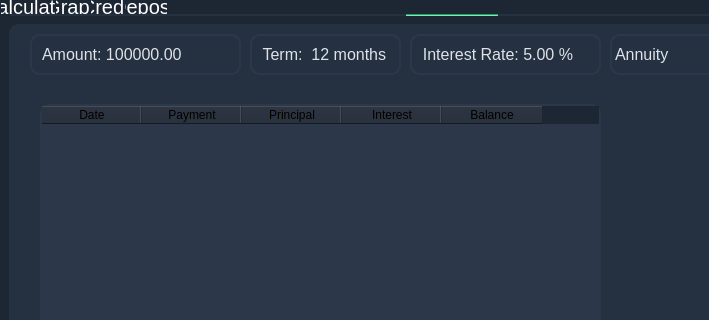
The window that view/view.ui (IgorBio/Smart_Calculator) describes before a commit, drawn with Qt 5; both pictures show x 0 to 709 and y 0 to 320 of the 800 by 600 pixel window.
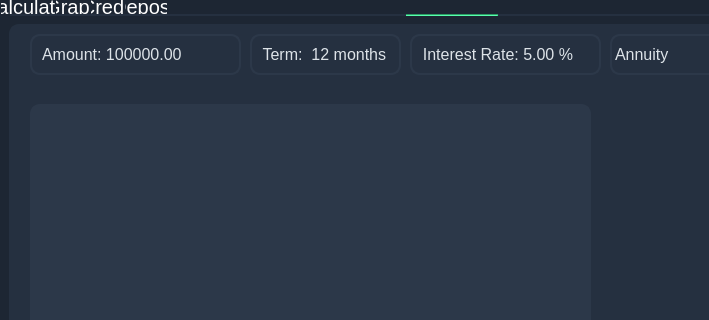
The same window after the commit.

Commit message: needs to setup style table

```diff
--- a/view/view.ui
+++ b/view/view.ui
@@ -1998,7 +1998,7 @@
     <widget class="QTableWidget" name="table_credit">
      <property name="geometry">
       <rect>
-       <x>40</x>
+       <x>30</x>
        <y>90</y>
        <width>561</width>
        <height>411</height>
@@ -2015,6 +2015,18 @@
     border-radius: 10px;
 }
 
+QHeaderView::section:vertical {
+    background-color: #2c3849;
+    color: #dde3e8;
+    border: none;
+}
+
+QHeaderView::section:horizontal {
+    background-color: #2c3849;
+    color: #dde3e8;
+    border: none;
+}
+
 QTableWidget::verticalHeader {
     background-color: #2c3849;
     color: #dde3e8;
@@ -2022,39 +2034,15 @@
 }
 
 QTableWidget::horizontalHeader {
-    background-color: #2c3849;
+    background-color: #00000000;
     color: #dde3e8;
     border: none;
-}</string>
+}
+</string>
      </property>
      <property name="gridStyle">
       <enum>Qt::DotLine</enum>
      </property>
-     <column>
-      <property name="text">
-       <string>Date</string>
-      </property>
-     </column>
-     <column>
-      <property name="text">
-       <string>Payment</string>
-      </property>
-     </column>
-     <column>
-      <property name="text">
-       <string>Principal</string>
-      </property>
-     </column>
-     <column>
-      <property name="text">
-       <string>Interest</string>
-      </property>
-     </column>
-     <column>
-      <property name="text">
-       <string>Balance</string>
-      </property>
-     </column>
     </widget>
     <zorder>display_credit</zorder>
     <zorder>line_credit</zorder>
```
The commit also changes 1 other file.
